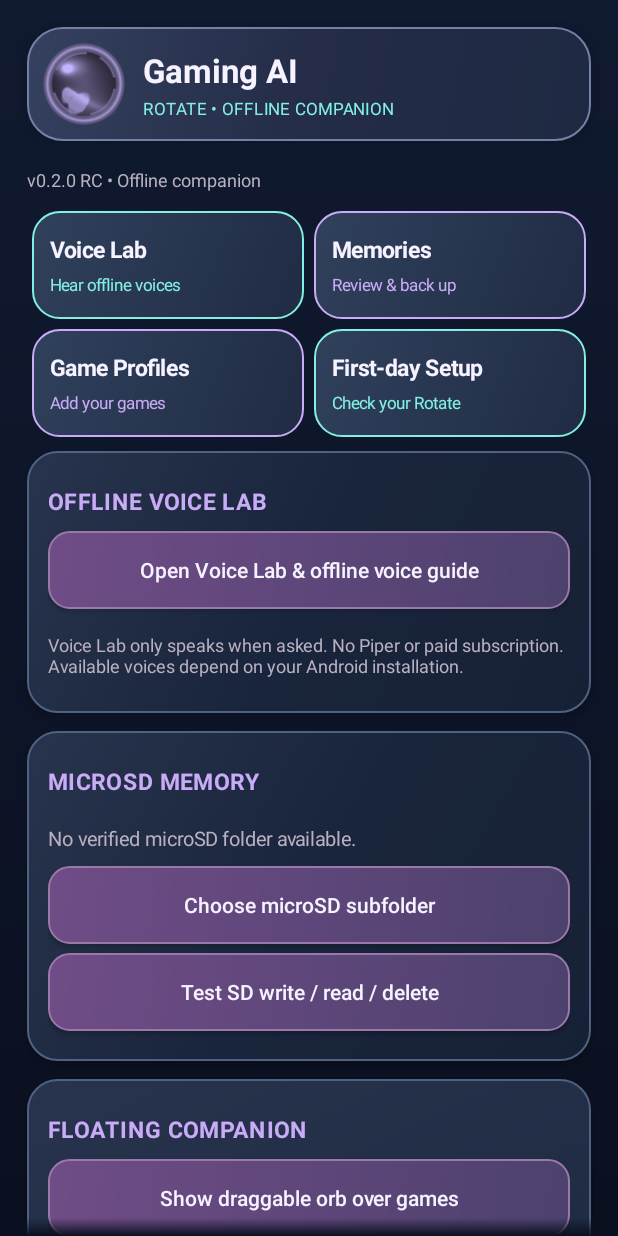
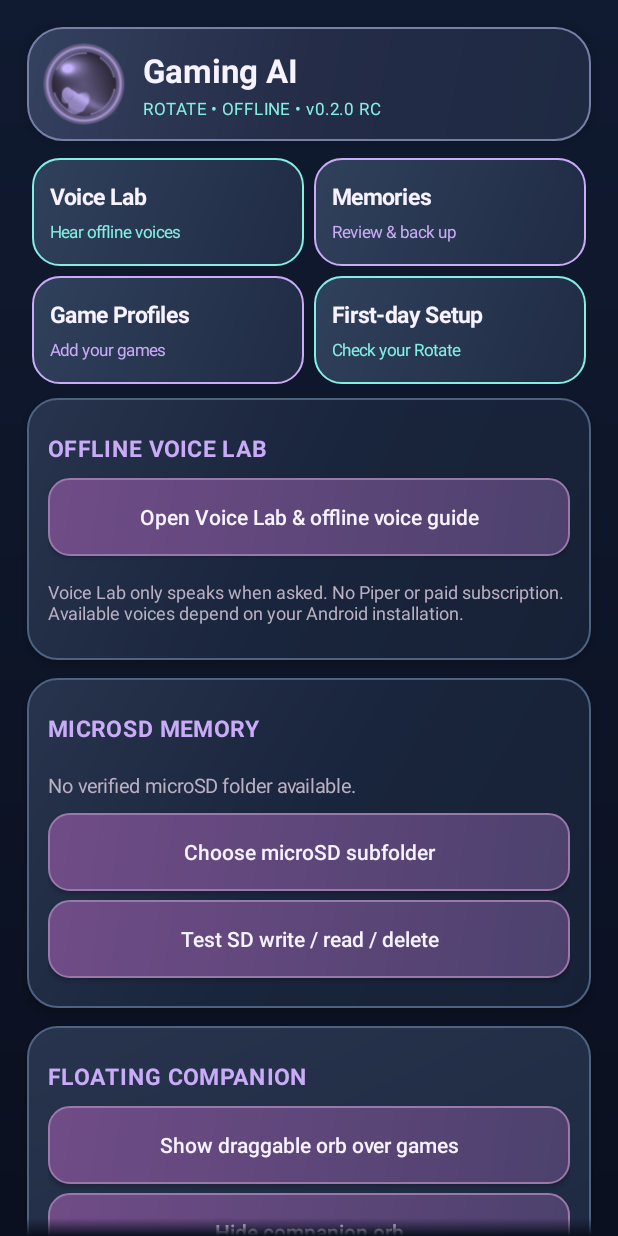
Before and after one commit to ValentineBSAA/Gaming-AI-, an Android app: the screen it shows after launch (MainActivity), on a phone screen of 412 x 824 dp. Run offline under Robolectric (Android 15) with nearby library versions, the phone set to English and light mode, and no system bars; network calls fail.

Commit message:
polish: move version into compact hero to reveal all four quick actions

```diff
--- a/app/src/main/java/com/valentinebsaa/gamingai/MainActivity.java
+++ b/app/src/main/java/com/valentinebsaa/gamingai/MainActivity.java
@@ -58,8 +58,7 @@ public final class MainActivity extends HandheldActivity {
         setContentView(mainScroll);
         mainScroll.requestFocus();
 
-        TouchUi.header(this, root, "Gaming AI", "ROTATE • OFFLINE COMPANION");
-        addText(root, "v0.2.0 RC • Offline companion", 12, muted);
+        TouchUi.header(this, root, "Gaming AI", "ROTATE • OFFLINE • v0.2.0 RC");
         android.widget.GridLayout quick = TouchUi.quickGrid(this, root);
 
         final LinearLayout voiceCard = TouchUi.card(this, root);
```
